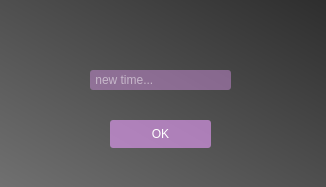
First picture: the form in gui/change_time_dialog.ui, repository itaybiran/MinesweeperCheats-Client, before the edit.
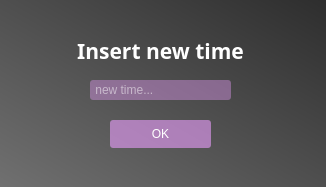
Second picture: the form after the edit.

Patch:
```diff
--- a/gui/change_time_dialog.ui
+++ b/gui/change_time_dialog.ui
@@ -29,7 +29,7 @@
     <property name="geometry">
      <rect>
       <x>90</x>
-      <y>70</y>
+      <y>80</y>
       <width>141</width>
       <height>20</height>
      </rect>
@@ -67,9 +67,9 @@
    <widget class="QLabel" name="ErrorLabel">
     <property name="geometry">
      <rect>
-      <x>105</x>
-      <y>99</y>
-      <width>111</width>
+      <x>120</x>
+      <y>104</y>
+      <width>80</width>
       <height>15</height>
      </rect>
     </property>
@@ -81,6 +81,34 @@
      <string/>
     </property>
    </widget>
+   <widget class="QLabel" name="Title">
+    <property name="geometry">
+     <rect>
+      <x>60</x>
+      <y>30</y>
+      <width>201</width>
+      <height>41</height>
+     </rect>
+    </property>
+    <property name="font">
+     <font>
+      <family>Segoe UI Black</family>
+      <pointsize>16</pointsize>
+      <weight>75</weight>
+      <bold>true</bold>
+     </font>
+    </property>
+    <property name="styleSheet">
+     <string notr="true">background-color:transparent;
+color:white;</string>
+    </property>
+    <property name="text">
+     <string>Insert new time</string>
+    </property>
+    <property name="alignment">
+     <set>Qt::AlignCenter</set>
+    </property>
+   </widget>
   </widget>
  </widget>
  <resources/>
```
Left out of the diff: 2 changed lines with no effect on the pictures.
